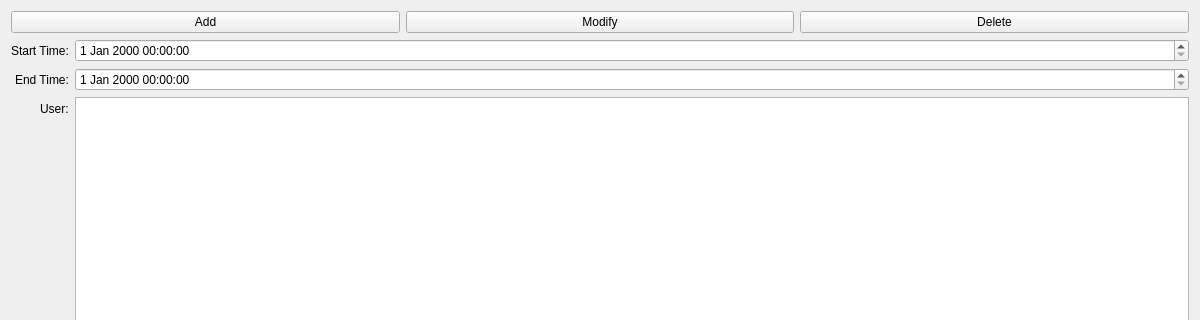
The window that src/ui/editorswcnode.ui (kiraYuukiAsuna/SwcDbmsQtClient) describes before a commit, drawn with Qt 5; both pictures show x 0 to 1200 and y 0 to 320 of the 1200 by 800 pixel window.
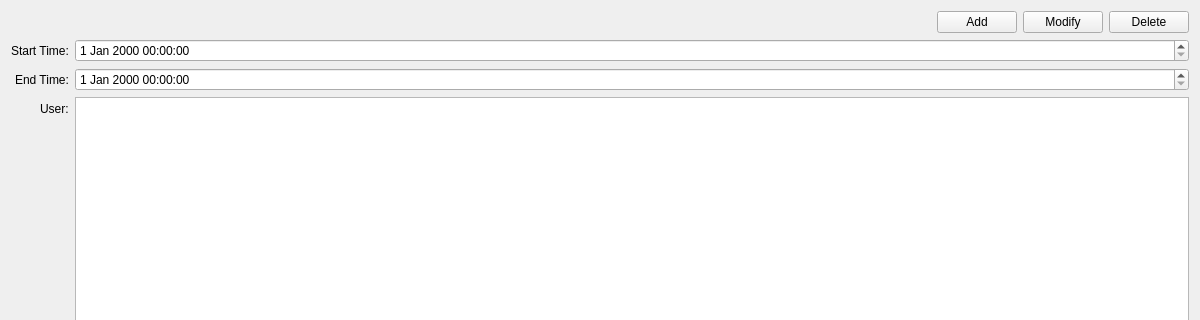
The same window after the commit.

```diff
--- a/src/ui/editorswcnode.ui
+++ b/src/ui/editorswcnode.ui
@@ -18,6 +18,19 @@
     <layout class="QVBoxLayout" name="verticalLayout">
      <item>
       <layout class="QHBoxLayout" name="horizontalLayout">
+       <item>
+        <spacer name="horizontalSpacer_3">
+         <property name="orientation">
+          <enum>Qt::Horizontal</enum>
+         </property>
+         <property name="sizeHint" stdset="0">
+          <size>
+           <width>40</width>
+           <height>20</height>
+          </size>
+         </property>
+        </spacer>
+       </item>
        <item>
         <widget class="QPushButton" name="AddData">
          <property name="text">
```
